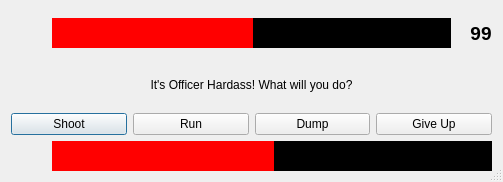
The window that dopewars/templates/fight_dialog.ui (wizzomafizzo/dopewars) describes before a commit, drawn with Qt 5.
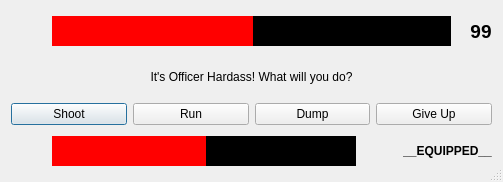
The same window after the commit. Icons and pictures are not drawn.

Commit message: New dialogs, end game conditions, fights

```diff
--- a/dopewars/templates/fight_dialog.ui
+++ b/dopewars/templates/fight_dialog.ui
@@ -176,6 +176,8 @@
     </layout>
    </item>
    <item>
+    <layout class="QHBoxLayout" name="horizontalLayout_5">
+     <item>
     <layout class="QHBoxLayout" name="horizontalLayout_2">
      <item>
       <widget class="QLabel" name="health_label">
@@ -239,6 +241,53 @@
         <enum>Qt::Horizontal</enum>
        </property>
       </widget>
+       </item>
+      </layout>
+     </item>
+     <item>
+      <layout class="QHBoxLayout" name="horizontalLayout_4">
+       <item>
+        <widget class="QLabel" name="weapon_label">
+         <property name="minimumSize">
+          <size>
+           <width>35</width>
+           <height>30</height>
+          </size>
+         </property>
+         <property name="maximumSize">
+          <size>
+           <width>35</width>
+           <height>16777215</height>
+          </size>
+         </property>
+         <property name="text">
+          <string/>
+         </property>
+         <property name="pixmap">
+          <pixmap resource="../dopewars.qrc">:/glyph/icons/glyphicons-282-bullets.png</pixmap>
+         </property>
+         <property name="alignment">
+          <set>Qt::AlignCenter</set>
+         </property>
+        </widget>
+       </item>
+       <item>
+        <widget class="QLabel" name="weapon_equipped">
+         <property name="font">
+          <font>
+           <weight>75</weight>
+           <bold>true</bold>
+          </font>
+         </property>
+         <property name="text">
+          <string>__EQUIPPED__</string>
+         </property>
+         <property name="alignment">
+          <set>Qt::AlignCenter</set>
+         </property>
+        </widget>
+       </item>
+      </layout>
      </item>
     </layout>
    </item>
```
Left out of the diff: 18 changed lines with no effect on the pictures. Lines whose indentation alone changed are shown as unchanged. The commit also changes 16 other files.
